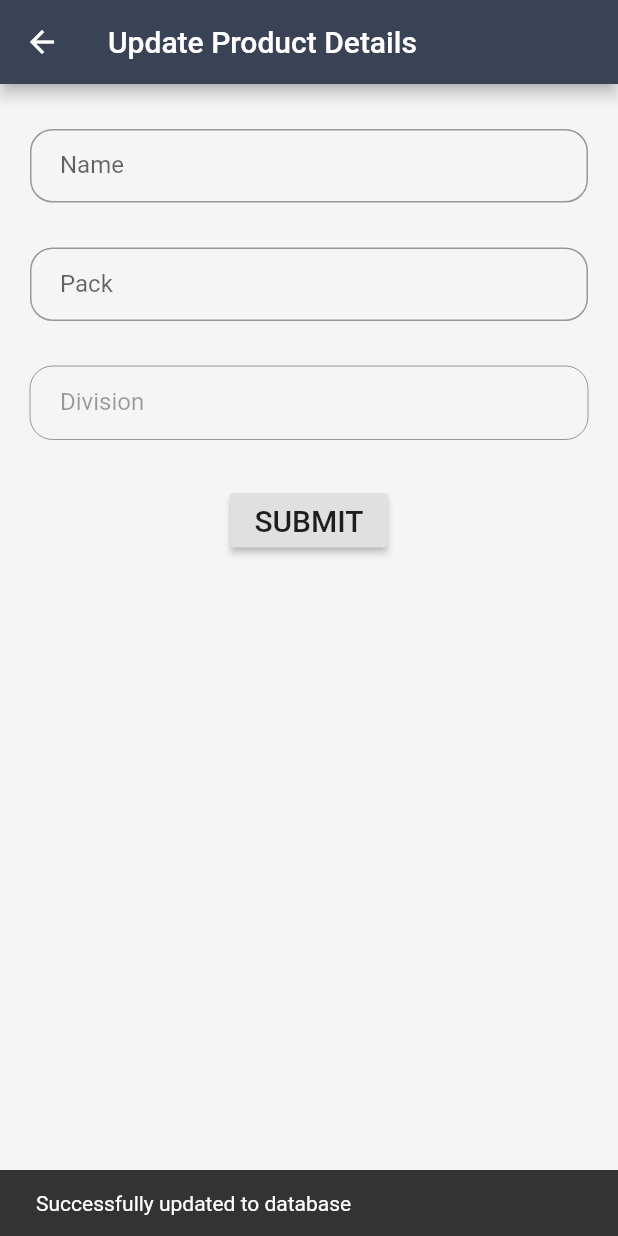
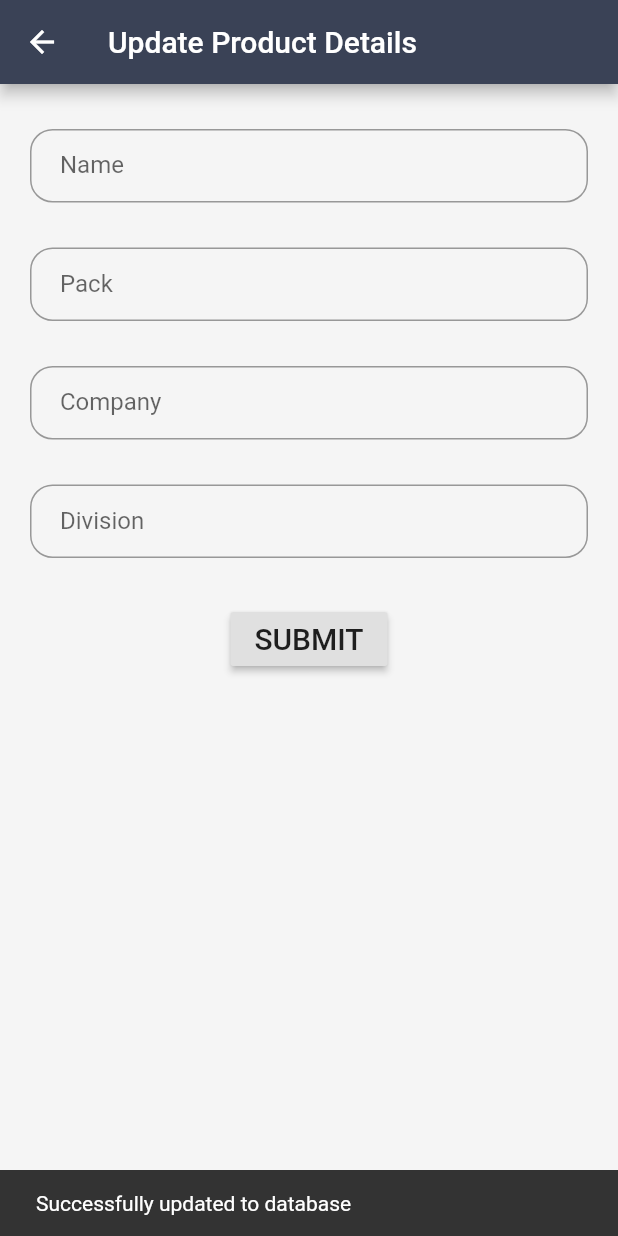
Before and after one commit to rishabhofficial/OrderIt, a Flutter app: the ProductUpdateForm screen opened directly with empty values, after a tap on "SUBMIT", on a phone screen of 412 x 824 dp. Run offline on Flutter 3.47's test engine with Material 2 defaults, Android fonts, the phone set to English and light mode, and no system bars; drawn by our look-alikes of flutter_typeahead; our stand-ins replace cloud_firestore, datetime_picker_formfield, file_picker, firebase_auth, flutter_mobx, mobx and 4 more; missing offline and left inert: card_settings, cloud_firestore_web, excel, firebase_core_web, flutter_keyboard_visibility_web, loading_animations and 3 more; accounts and stored records are empty; generated files the repository leaves out were written again; network calls fail.

Commit message:
Updated Code

```diff
--- a/lib/ui/form.dart
+++ b/lib/ui/form.dart
@@ -369,6 +369,7 @@ _displaySnackBar(String action){
   }
 }
 
+
 class ProductForm extends StatefulWidget {
 
   final String compName;
@@ -619,7 +620,8 @@ class _ProductUpdateFormState extends State<ProductUpdateForm> {
 
 TextEditingController _name = TextEditingController();
 TextEditingController _pack = TextEditingController();
-TextEditingController _div = TextEditingController();
+TextEditingController _comp = TextEditingController();
+TextEditingController _div  = TextEditingController();
 ProductData newProd = ProductData();
 bool test = true;
 
@@ -628,8 +630,32 @@ void initState(){
   super.initState();
   _name.text = widget.initialData.name;
   _pack.text = widget.initialData.pack;
-  _div.text = widget.initialData.division;
+  _div.text  = widget.initialData.division;
+  _comp.text = widget.compName;
+  populateComp();
 }
+
+List<String> _companies = List();
+String company;
+  void populateComp(){
+  _companies.clear();
+    Firestore.instance.collection("Company").orderBy('compName').snapshots().listen((event) {
+      event.documents.forEach((element) {
+        if(!_companies.contains(element.data['compName']))
+        _companies.add(element.data['compName']);
+      });
+    });
+    //print(_companies);
+  }
+
+  List comp = List();
+  FutureOr<Iterable<dynamic>> getSuggestions(String pattern){
+      comp.clear();
+    _companies.forEach((element) {
+      element.startsWith(pattern.toUpperCase())?comp.add(element):null;
+      });
+      return comp;
+  }
 
 _displaySnackBar(String action){
            final snackbar = SnackBar(content: Text(action));
@@ -691,13 +717,47 @@ _displaySnackBar(String action){
               ),
             ),
             Padding(
+                padding:EdgeInsets.only(top: 30, left: 20, right: 20),
+                child: TypeAheadField(
+                  textFieldConfiguration: TextFieldConfiguration(
+                  autofocus: false,
+                  controller: _comp,
+                //   style: DefaultTextStyle.of(context).style.copyWith(
+                //   fontStyle: FontStyle.italic
+                // ),
+                  decoration: new InputDecoration(
+                              contentPadding: const EdgeInsets.symmetric(vertical: 15, horizontal: 20),
+                               labelText: "Company",
+                                 fillColor: Colors.black,
+                               border: new OutlineInputBorder(
+                                 borderRadius: new BorderRadius.circular(15.0),
+                                 borderSide: new BorderSide(),
+                                ),)
+                ),
+                  suggestionsCallback: (pattern)  {
+                    return  getSuggestions(pattern);
+  },
+  itemBuilder: (context, suggestion) {
+    return ListTile(
+      title: Text(suggestion),
+    );
+  },
+  onSuggestionSelected: (suggestion) {
+    setState(() {
+      _comp.text = suggestion.toString();
+    });
+  },
+)
+
+            ),
+            Padding(
               padding: EdgeInsets.only(top: 30, left: 20, right: 20,bottom: 30),
               child: TextField(
                 controller: _div,
                 decoration: new InputDecoration(
                               contentPadding: const EdgeInsets.symmetric(vertical: 15, horizontal: 20),
                                labelText: "Division",
-                               enabled: (widget.compName == "ALKEM" || widget.compName == "ABT INDIA")?true:false,
+                               enabled: true,
                                  fillColor: Colors.black,
                                border: new OutlineInputBorder(
                                  borderRadius: new BorderRadius.circular(15.0),
@@ -716,17 +776,19 @@ _displaySnackBar(String action){
               onPressed: () async {
                 FocusScope.of(context).unfocus();
                 setState(() {
-                 newProd.name = _name.text;
-                 newProd.pack = _pack.text;
+                 newProd.name     = _name.text;
+                 newProd.compCode = _comp.text;
+                 newProd.pack     = _pack.text;
                  newProd.division = _div.text;
                 });
       Map<String, dynamic> addProd = newProd.toJson();
-      Firestore.instance.collection(widget.compName).document(widget.docId).updateData(addProd).whenComplete((){
+      Firestore.instance.collection("AllProducts").document(widget.docId).updateData(addProd).whenComplete((){
           _displaySnackBar("Successfully updated to database");
           test = true;
           _name.clear();
           _pack.clear();
           _div.clear();
+          _comp.clear();
       }).catchError((e) {
              test = false;
       });
```
Also changed, not shown: lib/ui/partyReport.dart (+16 -5 lines), lib/ui/product.dart (+4 -14 lines), 3 other files.
